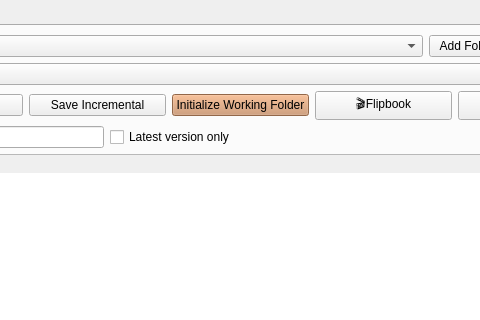
Qt form scripts/python/LVProjectManager/LVProjectManager2.ui (lukevanlukevan/LV-Tools) before a commit; both pictures show x 268 to 748 and y 0 to 320 of the 874 by 599 pixel window.
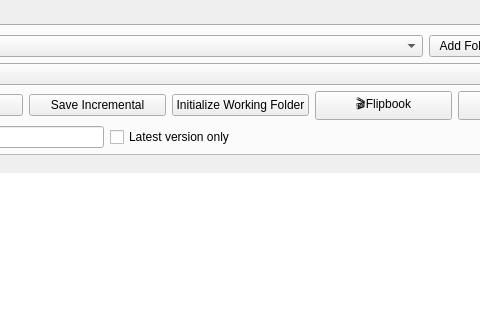
The same form after that commit.

What changed in the file:
```diff
--- a/scripts/python/LVProjectManager/LVProjectManager2.ui
+++ b/scripts/python/LVProjectManager/LVProjectManager2.ui
@@ -95,8 +95,7 @@
          <item>
           <widget class="QPushButton" name="initBtn">
            <property name="styleSheet">
-            <string notr="true">background-color: hsl(25, 50%, 60%);
-</string>
+            <string notr="true"/>
            </property>
            <property name="text">
             <string>Initialize Working Folder</string>
```
